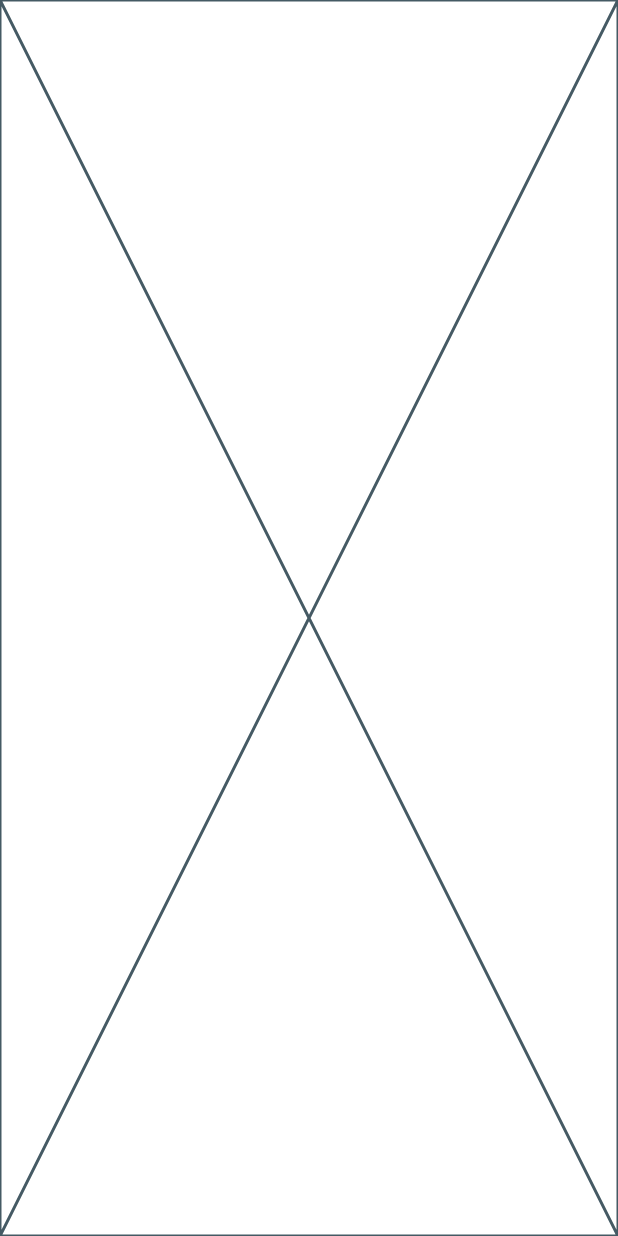
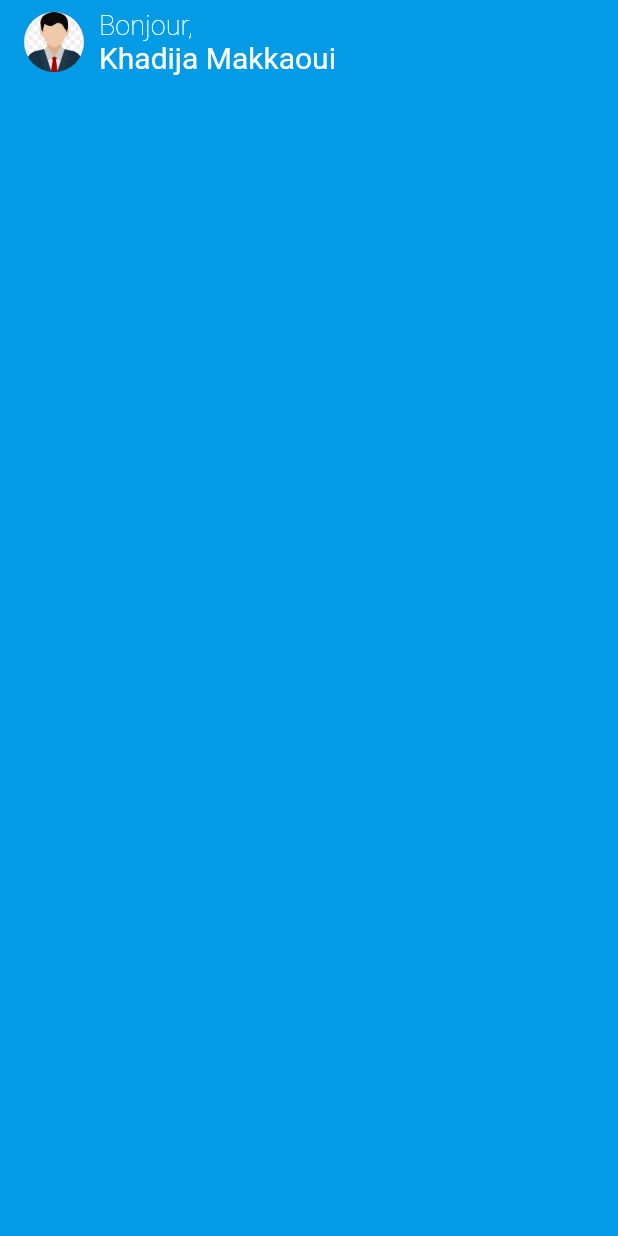
Before and after one commit to KhadijaMakkaoui/e-wallet, a Flutter app: the screen it shows after launch, on a phone screen of 412 x 824 dp. Run offline on Flutter 3.47's test engine with Material 2 defaults, Android fonts, the phone set to English and light mode, and no system bars.

Commit message:
create application Bar

```diff
--- a/front_end/lib/main.dart
+++ b/front_end/lib/main.dart
@@ -19,7 +19,7 @@ class MyApp extends StatelessWidget {
     return MaterialApp(
       initialRoute: '/',
       routes: {
-        '/': (context) => HomePage(),
+        '/': (context) => const HomePage(),
       },
       debugShowCheckedModeBanner: false,
       title: 'Bankly',
--- a/front_end/lib/screens/home.dart
+++ b/front_end/lib/screens/home.dart
@@ -9,6 +9,51 @@ class HomePage extends StatefulWidget {
 class _HomePageState extends State<HomePage> {
   @override
   Widget build(BuildContext context) {
-    return const Placeholder();
+    return Scaffold(
+      appBar: AppBar(
+        title: Row(
+          children: [
+            CircleAvatar(
+              backgroundImage: const AssetImage('assets/person.jpg'),
+              radius: 20,
+            ),
+            const SizedBox(width: 10),
+            Column(
+              crossAxisAlignment: CrossAxisAlignment.start,
+              children: const [
+                Text(
+                  'Bonjour,',
+                  style: TextStyle(
+                    color: Colors.white,
+                    fontSize:18,
+                    fontWeight: FontWeight.w200,
+                  ),
+                ),
+                Text(
+                  'Khadija Makkaoui',
+                  style: TextStyle(
+                    color: Colors.white,
+                    fontSize: 20,
+                    fontWeight: FontWeight.w400,
+                  ),
+                ),
+
+              ],
+            ),
+
+
+
+          ],
+        ),
+        centerTitle: true,
+        backgroundColor: Colors.lightBlue[600],
+        elevation: 0,
+      ),
+      body: Container(
+        color: Colors.lightBlue[600],
+      ),
+
+
+    );
   }
 }
--- a/front_end/pubspec.yaml
+++ b/front_end/pubspec.yaml
@@ -59,8 +59,8 @@ flutter:
   uses-material-design: true
 
   # To add assets to your application, add an assets section, like this:
-  # assets:
-  #   - images/a_dot_burr.jpeg
+  assets:
+  - assets/
   #   - images/a_dot_ham.jpeg
 
   # An image asset can refer to one or more resolution-specific "variants", see
```
